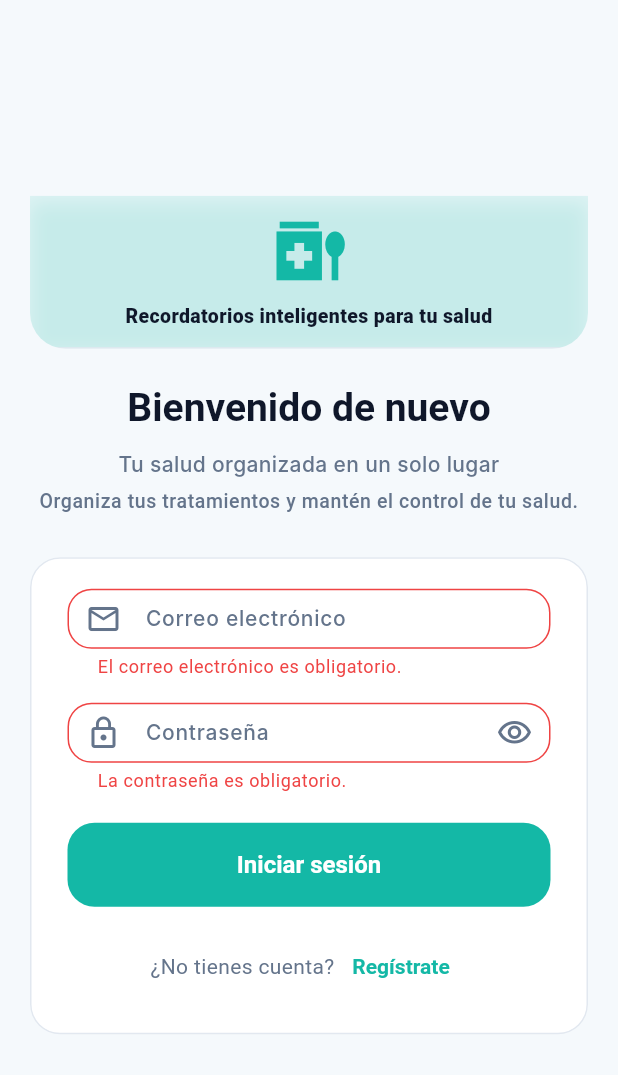
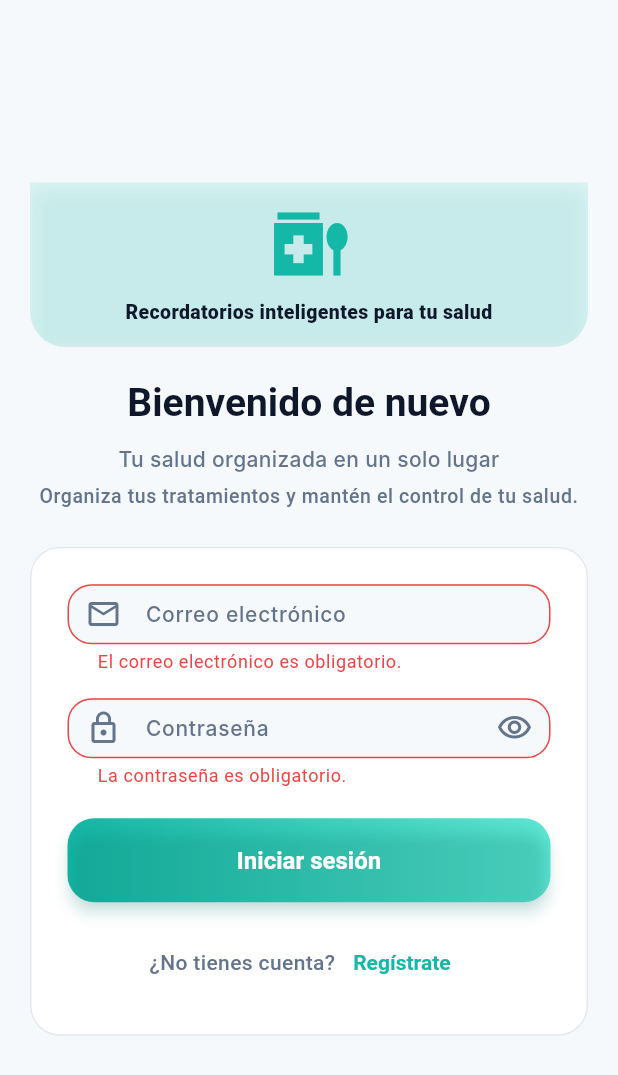
Before and after one commit to Baironfallas/sistema_medicamentos_movil, a Flutter app: the screen it shows after launch, after a tap on "Iniciar sesión", on a phone screen of 412 x 824 dp. Shown: the top 1075 px of the screen. Run offline on Flutter 3.47's test engine with Material 3 defaults, Android fonts, the phone set to English and light mode, and no system bars; our stand-ins replace flutter_local_notifications, flutter_secure_storage, timezone; network calls fail; Roboto replaces fonts that are missing (Inter, Poppins).

Commit message:
feat: mejorar el diseño de la página de inicio y el botón de carga con nuevos estilos y propiedades

```diff
--- a/lib/features/auth/presentation/pages/login_page.dart
+++ b/lib/features/auth/presentation/pages/login_page.dart
@@ -40,7 +40,7 @@ class _LoginPageState extends State<LoginPage> {
       labelText: labelText,
       hintText: hintText,
       filled: true,
-      fillColor: AppColors.surface,
+      fillColor: AppColors.background,
       border: OutlineInputBorder(
         borderRadius: borderRadius,
         borderSide: const BorderSide(color: AppColors.border, width: 1.0),
@@ -51,7 +51,7 @@ class _LoginPageState extends State<LoginPage> {
       ),
       focusedBorder: OutlineInputBorder(
         borderRadius: borderRadius,
-        borderSide: const BorderSide(color: AppColors.primary, width: 2.0),
+        borderSide: const BorderSide(color: AppColors.primary, width: 1.6),
       ),
       labelStyle: const TextStyle(
         color: AppColors.textSecondary,
@@ -59,7 +59,14 @@ class _LoginPageState extends State<LoginPage> {
         fontSize: 14,
         fontWeight: FontWeight.w500,
       ),
+      floatingLabelStyle: const TextStyle(
+        color: AppColors.primary,
+        fontFamily: 'Inter',
+        fontSize: 13,
+        fontWeight: FontWeight.w600,
+      ),
       prefixIcon: Icon(prefixIcon, color: AppColors.textSecondary),
+      prefixIconConstraints: const BoxConstraints(minWidth: 48, minHeight: 48),
       suffixIcon: suffixIcon,
       hintStyle: const TextStyle(
         color: AppColors.textSecondary,
@@ -69,6 +76,7 @@ class _LoginPageState extends State<LoginPage> {
       ),
       contentPadding: const EdgeInsets.symmetric(vertical: 18, horizontal: 16),
       constraints: const BoxConstraints(minHeight: 56, maxHeight: 60),
+      errorStyle: const TextStyle(color: AppColors.error, fontSize: 12),
     );
   }
 
@@ -137,10 +145,13 @@ class _LoginPageState extends State<LoginPage> {
           'Organiza tus tratamientos y mantén el control de tu salud.',
       headerLabel: 'Recordatorios inteligentes para tu salud',
       visualRefresh: true,
-      headerHeight: 102,
-      headerIconSize: 52,
-      headerTitleSpacing: 22,
-      titleFormSpacing: 28,
+      maxWidth: 520,
+      headerHeight: 110,
+      headerIconSize: 56,
+      headerTitleSpacing: 20,
+      titleFormSpacing: 24,
+      cardPadding: const EdgeInsets.symmetric(horizontal: 24, vertical: 24),
+      scrollBottomPadding: 40,
       darkDecorativeBackground: true,
       showTitle: false,
       child: Form(
@@ -209,7 +220,11 @@ class _LoginPageState extends State<LoginPage> {
               label: 'Iniciar sesión',
               isLoading: _isLoading,
               onPressed: _submit,
-              useGradient: false,
+              useGradient: true,
+              gradientColors: const [
+                Color(0xFF14B8A6),
+                Color(0xFF5EEAD4),
+              ],
             ),
             const SizedBox(height: 16),
             Row(
@@ -220,6 +235,7 @@ class _LoginPageState extends State<LoginPage> {
                   style: TextStyle(
                     color: AppColors.textSecondary,
                     fontSize: 14,
+                    fontWeight: FontWeight.w500,
                   ),
                 ),
                 TextButton(
--- a/lib/features/auth/presentation/widgets/primary_loading_button.dart
+++ b/lib/features/auth/presentation/widgets/primary_loading_button.dart
@@ -22,6 +22,30 @@ class PrimaryLoadingButton extends StatelessWidget {
 
   @override
   Widget build(BuildContext context) {
+    final overlayColor = MaterialStateProperty.resolveWith<Color?>(
+      (states) {
+        if (states.contains(MaterialState.pressed)) {
+          return Colors.white.withValues(alpha: 0.24);
+        }
+        if (states.contains(MaterialState.hovered)) {
+          return Colors.white.withValues(alpha: 0.12);
+        }
+        return null;
+      },
+    );
+    final elevation = MaterialStateProperty.resolveWith<double>(
+      (states) {
+        if (states.contains(MaterialState.pressed)) {
+          return 0;
+        }
+        if (states.contains(MaterialState.hovered)) {
+          return 6;
+        }
+        return 4;
+      },
+    );
+    final shadowColor = AppColors.primary.withValues(alpha: 0.38);
+
     if (useGradient) {
       return Container(
         width: double.infinity,
@@ -35,19 +59,18 @@ class PrimaryLoadingButton extends StatelessWidget {
           borderRadius: BorderRadius.circular(18),
         ),
         child: ElevatedButton(
-          style: ElevatedButton.styleFrom(
-            backgroundColor: Colors.transparent,
-            disabledBackgroundColor: Colors.transparent,
-            shadowColor: Colors.transparent,
-            elevation: 0,
-            padding: EdgeInsets.zero,
-            minimumSize: const Size.fromHeight(56),
-            shape: RoundedRectangleBorder(
-              borderRadius: BorderRadius.circular(18),
+          style: ButtonStyle(
+            backgroundColor: MaterialStateProperty.all(Colors.transparent),
+            overlayColor: overlayColor,
+            elevation: elevation,
+            shadowColor: MaterialStateProperty.all(shadowColor),
+            padding: MaterialStateProperty.all(EdgeInsets.zero),
+            minimumSize: MaterialStateProperty.all(const Size.fromHeight(56)),
+            shape: MaterialStateProperty.all(
+              RoundedRectangleBorder(borderRadius: BorderRadius.circular(18)),
             ),
-            textStyle: const TextStyle(
-              fontSize: 16,
-              fontWeight: FontWeight.w600,
+            textStyle: MaterialStateProperty.all(
+              const TextStyle(fontSize: 16, fontWeight: FontWeight.w600),
             ),
           ),
           onPressed: isLoading ? null : onPressed,
@@ -83,11 +106,18 @@ class PrimaryLoadingButton extends StatelessWidget {
     }
 
     return ElevatedButton(
-      style: ElevatedButton.styleFrom(
-        backgroundColor: AppColors.primary,
-        shape: RoundedRectangleBorder(borderRadius: BorderRadius.circular(18)),
-        minimumSize: const Size.fromHeight(56),
-        padding: const EdgeInsets.symmetric(vertical: 16),
+      style: ButtonStyle(
+        backgroundColor: MaterialStateProperty.all(AppColors.primary),
+        overlayColor: overlayColor,
+        elevation: elevation,
+        shadowColor: MaterialStateProperty.all(shadowColor),
+        shape: MaterialStateProperty.all(
+          RoundedRectangleBorder(borderRadius: BorderRadius.circular(18)),
+        ),
+        minimumSize: MaterialStateProperty.all(const Size.fromHeight(56)),
+        padding: MaterialStateProperty.all(
+          const EdgeInsets.symmetric(vertical: 16),
+        ),
       ),
       onPressed: isLoading ? null : onPressed,
       child: AnimatedSwitcher(
```
